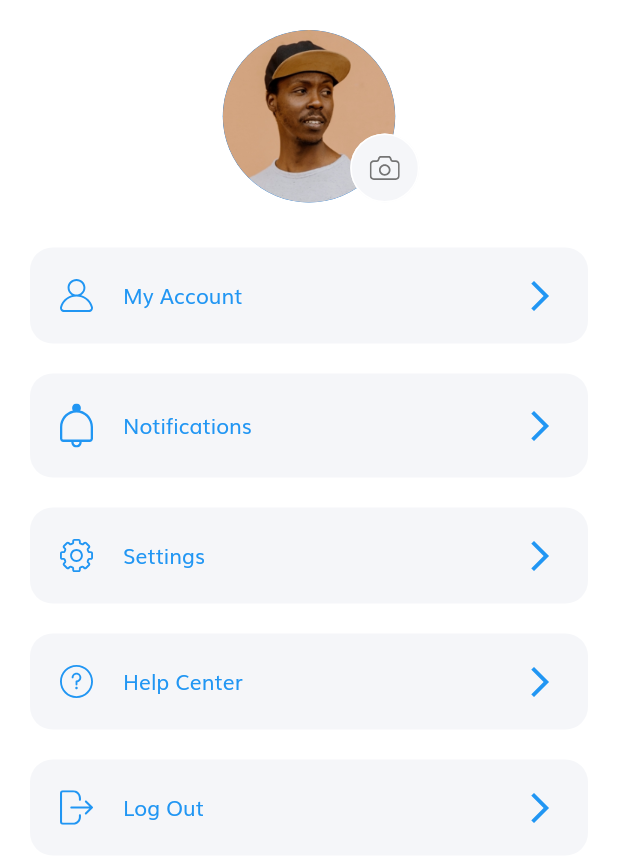
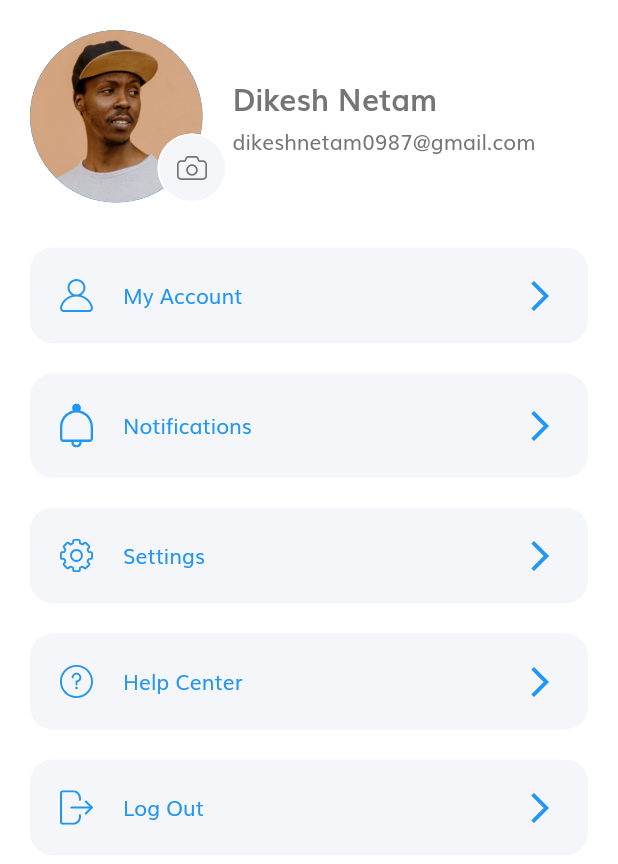
Before and after one commit to Dikesh0987/Coopa, a Flutter app: the ProfileScreen screen opened by its route, on a phone screen of 412 x 824 dp. Shown: the top 864 px of the screen. Run offline on Flutter 3.47's test engine with Material 2 defaults, Android fonts, the phone set to English and light mode, and no system bars; our stand-ins replace cloud_firestore, custom_navigation_bar, firebase_auth, firebase_core, flutter_svg; accounts and stored records are empty.

```diff
--- a/lib/screens/profile/components/body.dart
+++ b/lib/screens/profile/components/body.dart
@@ -9,8 +9,35 @@ class Body extends StatelessWidget {
     return SingleChildScrollView(
       padding: EdgeInsets.symmetric(vertical: 20),
       child: Column(
+        crossAxisAlignment: CrossAxisAlignment.start,
         children: [
-          ProfilePic(),
+          Padding(
+              padding: const EdgeInsets.symmetric(horizontal: 20),
+              child: Row(
+                children: [
+                  ProfilePic(),
+                  Padding(
+                    padding: const EdgeInsets.all(20.0),
+                    child: Container(
+                      child: Column(
+                        mainAxisAlignment: MainAxisAlignment.spaceAround,
+                        crossAxisAlignment: CrossAxisAlignment.start,
+                        children: [
+                          Text(
+                            "Dikesh Netam",
+                            style: TextStyle(
+                                fontWeight: FontWeight.bold, fontSize: 20),
+                          ),
+                          SizedBox(
+                            height: 5,
+                          ),
+                          Text("dikeshnetam0987@gmail.com")
+                        ],
+                      ),
+                    ),
+                  )
+                ],
+              )),
           SizedBox(height: 20),
           ProfileMenu(
             text: "My Account",
```
Also changed, not shown: lib/screens/complete_profile/components/complete_profile_form.dart (+13 -14 lines).
